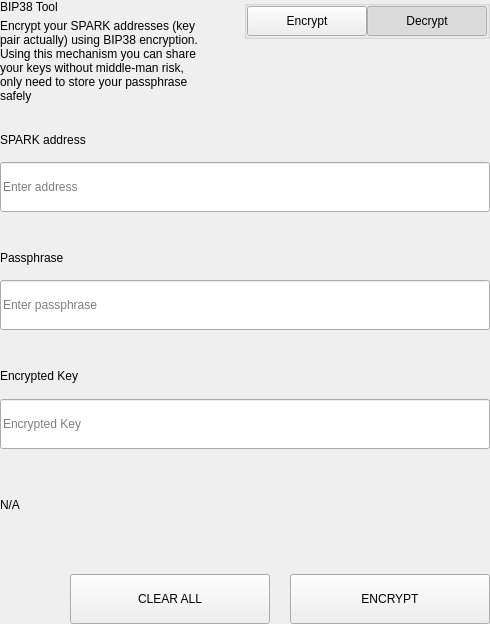
Old version of the form src/qt/spark/settings/forms/settingsbittoolwidget.ui in the repository SparkBaseHub/SparkbaseToken.
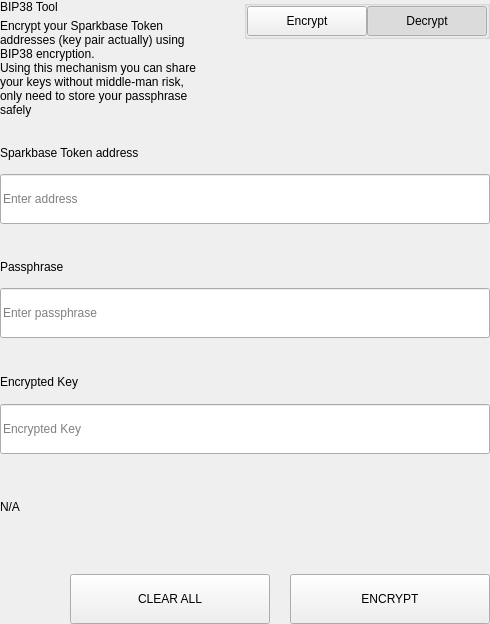
New version of the form.

Commit message: Sparkbase Token updates

Patch:
```diff
--- a/src/qt/spark/settings/forms/settingsbittoolwidget.ui
+++ b/src/qt/spark/settings/forms/settingsbittoolwidget.ui
@@ -69,7 +69,7 @@
             <item>
              <widget class="QLabel" name="labelSubtitle1">
               <property name="text">
-               <string>Encrypt your SPARK addresses (key pair actually) using BIP38 encryption.
+               <string>Encrypt your Sparkbase Token addresses (key pair actually) using BIP38 encryption.
 Using this mechanism you can share your keys without middle-man risk, only need to store your passphrase safely</string>
               </property>
               <property name="wordWrap">
@@ -657,7 +657,7 @@
                   </size>
                  </property>
                  <property name="text">
-                  <string>SPARK address</string>
+                  <string>Sparkbase Token address</string>
                  </property>
                 </widget>
                </item>
```
The commit also changes 133 other files.
